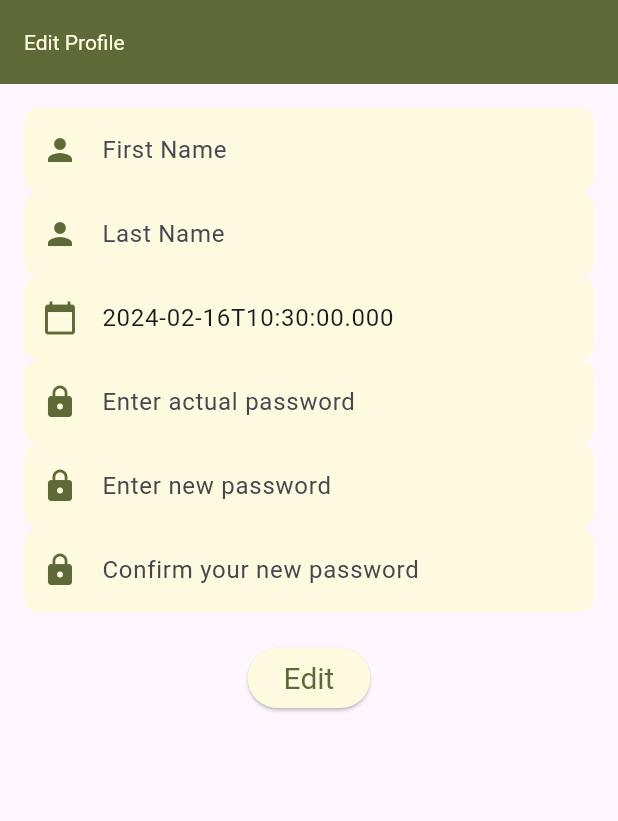
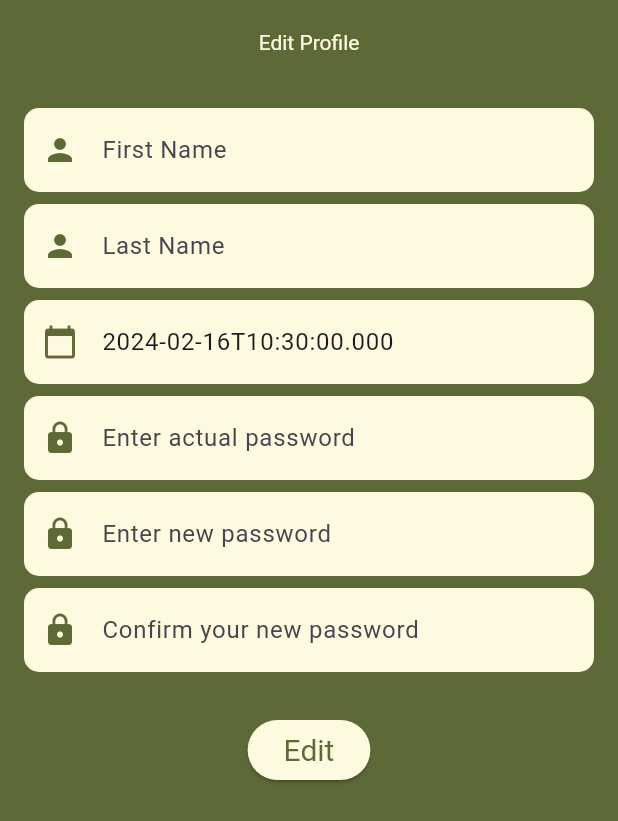
Before and after one commit to JustBen71/PlanetSort, a Flutter app: the EditProfilePage screen opened directly, on a phone screen of 412 x 824 dp. Shown: the top 821 px of the screen. Run offline on Flutter 3.47's test engine with Material 3 defaults, Android fonts, the phone set to English and light mode, and no system bars; our stand-ins replace cloud_firestore, firebase_auth, firebase_core, get_it; accounts and stored records are empty; Roboto replaces fonts that are missing (RockNRoll).

Commit message:
Added a Padding to all text fields

```diff
--- a/lib/pages/edit_profile_page.dart
+++ b/lib/pages/edit_profile_page.dart
@@ -139,43 +139,57 @@ class _EditProfilePageState extends State<EditProfilePage> {
     return Scaffold(
       appBar: AppBar(
         title: const TitleText(data: 'Edit Profile'),
+        centerTitle: true,
         backgroundColor: green,
       ),
+      backgroundColor: green,
       body: SingleChildScrollView(
         padding: const EdgeInsets.all(16.0),
         child: Column(
           children: [
-            PlanetSortTextField(
+            Padding(
+                padding: const EdgeInsets.only(bottom: 8.0),
+                child: PlanetSortTextField(
                   controller: _firstNameController,
                   icon: Icons.person,
                   placeholder: 'First Name',
                   obscureText: false,
-            ),
-            PlanetSortTextField(
+                )),
+            Padding(
+                padding: const EdgeInsets.only(bottom: 8.0),
+                child: PlanetSortTextField(
                     controller: _lastNameController,
                     icon: Icons.person,
                     obscureText: false,
-                placeholder: 'Last Name'),
-            PlanetSortDateField(
+                    placeholder: 'Last Name')),
+            Padding(
+                padding: const EdgeInsets.only(bottom: 8.0),
+                child: PlanetSortDateField(
                     controller: _birthDateController,
                     icon: Icons.calendar_today,
-                placeholder: 'Birth Date'),
-            PlanetSortTextField(
+                    placeholder: 'Birth Date')),
+            Padding(
+                padding: const EdgeInsets.only(bottom: 8.0),
+                child: PlanetSortTextField(
                     controller: _oldPasswordController,
                     icon: Icons.lock,
                     obscureText: true,
-                placeholder: 'Enter actual password'),
-            PlanetSortTextField(
+                    placeholder: 'Enter actual password')),
+            Padding(
+                padding: const EdgeInsets.only(bottom: 8.0),
+                child: PlanetSortTextField(
                   controller: _newPasswordController,
                   obscureText: true,
                   icon: Icons.lock,
                   placeholder: 'Enter new password',
-            ),
-            PlanetSortTextField(
+                )),
+            Padding(
+                padding: const EdgeInsets.only(bottom: 8.0),
+                child: PlanetSortTextField(
                     controller: _confirmPasswordController,
                     icon: Icons.lock,
                     obscureText: true,
-                placeholder: 'Confirm your new password'),
+                    placeholder: 'Confirm your new password')),
             const SizedBox(height: 20),
             PlanetSortButton(
               onPressed: _updateUserProfile,
```
Lines whose indentation alone changed are shown as unchanged.
